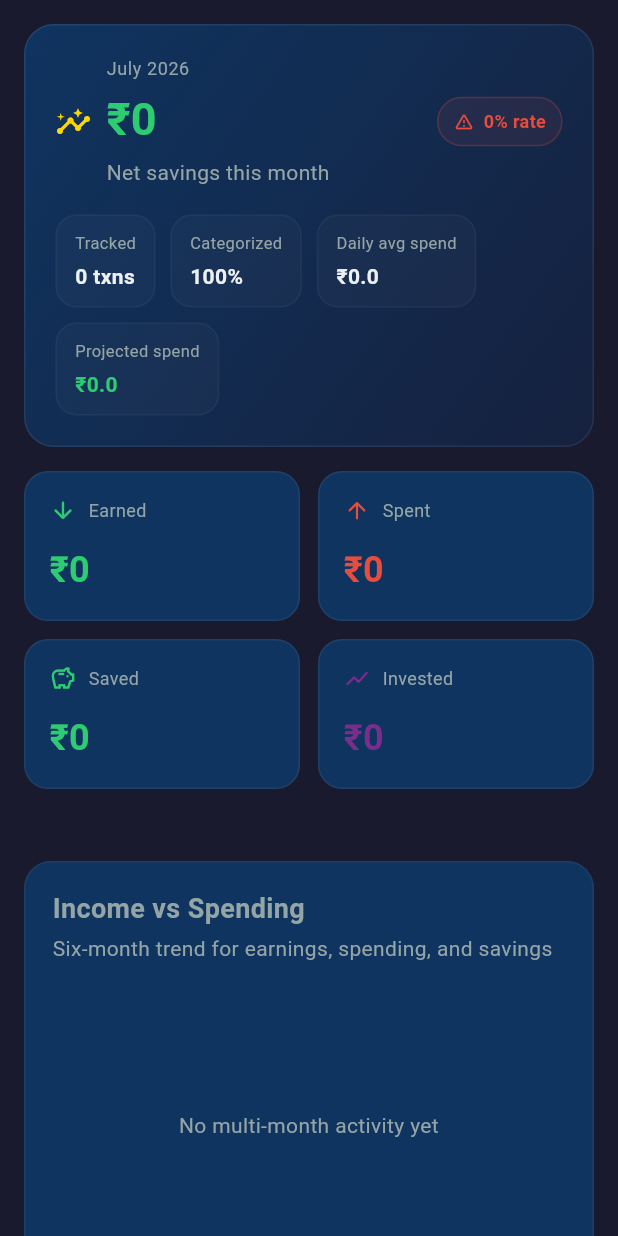
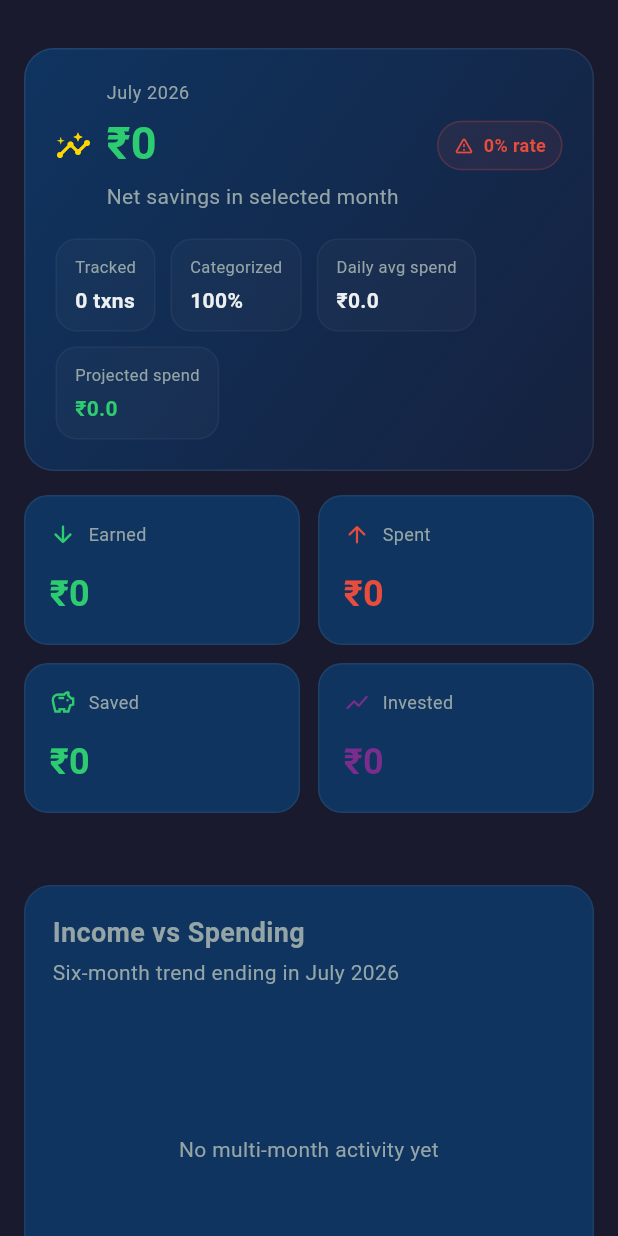
Before and after one commit to maybemnv/Financial-Tracker, a Flutter app: the _DashboardContent widget shown alone on an empty page, opened directly with empty values, on a phone screen of 412 x 824 dp. Run offline on Flutter 3.47's test engine with Material 3 defaults, Android fonts, the phone set to English and light mode, and no system bars; our stand-ins replace fl_chart, flutter_dotenv, flutter_riverpod, supabase_flutter; missing offline and left inert: another_telephony; accounts and stored records are empty; network calls fail.

Commit message:
Sync dashboard to selectable cashflow months

```diff
--- a/lib/core/dashboard_analytics.dart
+++ b/lib/core/dashboard_analytics.dart
@@ -2,6 +2,7 @@ import '../models/transaction.dart';
 
 class DashboardAnalytics {
   DashboardAnalytics({
+    required this.availableMonths,
     required this.currentMonth,
     required this.monthlyTrend,
     required this.dailyFlow,
@@ -11,6 +12,7 @@ class DashboardAnalytics {
     this.latestTransactionAt,
   });
 
+  final List<DateTime> availableMonths;
   final DashboardPeriodSummary currentMonth;
   final List<DashboardMonthlyPoint> monthlyTrend;
   final List<DashboardDailyPoint> dailyFlow;
@@ -21,15 +23,19 @@ class DashboardAnalytics {
 
   static DashboardAnalytics fromTransactions(
     List<Transaction> transactions, {
+    DateTime? focusMonth,
     DateTime? now,
     int monthWindow = 6,
   }) {
     final resolvedNow = now ?? DateTime.now();
-    final monthStart = DateTime(resolvedNow.year, resolvedNow.month);
-    final nextMonthStart = DateTime(resolvedNow.year, resolvedNow.month + 1);
+    final selectedMonth = _monthStart(focusMonth ?? resolvedNow);
+    final monthStart = selectedMonth;
+    final nextMonthStart =
+        DateTime(selectedMonth.year, selectedMonth.month + 1);
+    final availableMonths = monthsForTransactions(transactions);
 
     final currentMonthTransactions = transactions.where((transaction) {
-      final date = transaction.effectiveDate;
+      final date = _monthStart(transaction.effectiveDate);
       return !date.isBefore(monthStart) && date.isBefore(nextMonthStart);
     }).toList()
       ..sort((a, b) => a.effectiveDate.compareTo(b.effectiveDate));
@@ -83,9 +89,10 @@ class DashboardAnalytics {
       ..sort((a, b) => b.amount.compareTo(a.amount));
 
     final dailyFlow = List.generate(
-      _daysInMonth(resolvedNow),
+      _daysInMonth(selectedMonth),
       (index) {
-        final day = DateTime(resolvedNow.year, resolvedNow.month, index + 1);
+        final day =
+            DateTime(selectedMonth.year, selectedMonth.month, index + 1);
         final totals = dailyTotals[day];
         return DashboardDailyPoint(
           day: day,
@@ -98,8 +105,8 @@ class DashboardAnalytics {
     final monthKeys = List.generate(
       monthWindow,
       (index) => DateTime(
-        resolvedNow.year,
-        resolvedNow.month - (monthWindow - index - 1),
+        selectedMonth.year,
+        selectedMonth.month - (monthWindow - index - 1),
       ),
     );
 
@@ -133,13 +140,17 @@ class DashboardAnalytics {
     }).toList();
 
     final savings = monthIncome - monthSpending;
-    final elapsedDays = resolvedNow.day;
+    final elapsedDays = selectedMonth.year == resolvedNow.year &&
+            selectedMonth.month == resolvedNow.month
+        ? resolvedNow.day
+        : _daysInMonth(selectedMonth);
     final double averageDailySpending =
         elapsedDays == 0 ? 0.0 : monthSpending / elapsedDays;
     final double projectedSpending =
-        (averageDailySpending * _daysInMonth(resolvedNow)).toDouble();
+        (averageDailySpending * _daysInMonth(selectedMonth)).toDouble();
 
     return DashboardAnalytics(
+      availableMonths: availableMonths,
       currentMonth: DashboardPeriodSummary(
         month: monthStart,
         income: monthIncome,
@@ -167,6 +178,15 @@ class DashboardAnalytics {
               .map((transaction) => transaction.effectiveDate)
               .reduce((a, b) => a.isAfter(b) ? a : b),
     );
+  }
+
+  static List<DateTime> monthsForTransactions(List<Transaction> transactions) {
+    final months = transactions
+        .map((transaction) => _monthStart(transaction.effectiveDate))
+        .toSet()
+        .toList()
+      ..sort((a, b) => b.compareTo(a));
+    return months;
   }
 }
 
@@ -274,3 +294,5 @@ String _categoryLabel(Transaction transaction) {
 }
 
 int _daysInMonth(DateTime date) => DateTime(date.year, date.month + 1, 0).day;
+
+DateTime _monthStart(DateTime date) => DateTime(date.year, date.month);
--- a/lib/features/dashboard/dashboard_screen.dart
+++ b/lib/features/dashboard/dashboard_screen.dart
@@ -98,7 +98,7 @@ class _DashboardScreenState extends ConsumerState<DashboardScreen>
   }
 }
 
-class _DashboardContent extends ConsumerWidget {
+class _DashboardContent extends ConsumerStatefulWidget {
   const _DashboardContent({
     required this.transactions,
     required this.goals,
@@ -110,10 +110,51 @@ class _DashboardContent extends ConsumerWidget {
   final Future<void> Function() onRefresh;
 
   @override
-  Widget build(BuildContext context, WidgetRef ref) {
-    final analytics = DashboardAnalytics.fromTransactions(transactions);
+  ConsumerState<_DashboardContent> createState() => _DashboardContentState();
+}
+
+class _DashboardContentState extends ConsumerState<_DashboardContent> {
+  DateTime? _selectedMonth;
+
+  DateTime _resolvedSelectedMonth(List<DateTime> availableMonths) {
+    if (_selectedMonth != null &&
+        availableMonths.any((month) => _isSameMonth(month, _selectedMonth!))) {
+      return DateTime(_selectedMonth!.year, _selectedMonth!.month);
+    }
+
+    if (availableMonths.isEmpty) {
+      final now = DateTime.now();
+      return DateTime(now.year, now.month);
+    }
+
+    final now = DateTime.now();
+    final currentMonth = DateTime(now.year, now.month);
+    final previousMonth = DateTime(now.year, now.month - 1);
+
+    if (now.day <= 7 &&
+        availableMonths.any((month) => _isSameMonth(month, previousMonth))) {
+      return previousMonth;
+    }
+    if (availableMonths.any((month) => _isSameMonth(month, currentMonth))) {
+      return currentMonth;
+    }
+    return availableMonths.first;
+  }
+
+  bool _isSameMonth(DateTime left, DateTime right) =>
+      left.year == right.year && left.month == right.month;
+
+  @override
+  Widget build(BuildContext context) {
+    final availableMonths =
+        DashboardAnalytics.monthsForTransactions(widget.transactions);
+    final selectedMonth = _resolvedSelectedMonth(availableMonths);
+    final analytics = DashboardAnalytics.fromTransactions(
+      widget.transactions,
+      focusMonth: selectedMonth,
+    );
     final summary = analytics.currentMonth;
-    final sortedGoals = [...goals]..sort((a, b) {
+    final sortedGoals = [...widget.goals]..sort((a, b) {
         if (a.isEmergencyFund == b.isEmergencyFund) {
           return a.name.compareTo(b.name);
         }
@@ -121,10 +162,16 @@ class _DashboardContent extends ConsumerWidget {
       });
 
     return RefreshIndicator(
-      onRefresh: onRefresh,
+      onRefresh: widget.onRefresh,
       child: ListView(
         padding: const EdgeInsets.all(16),
         children: [
+          _PeriodSelector(
+            selectedMonth: selectedMonth,
+            availableMonths: analytics.availableMonths,
+            onChanged: (month) => setState(() => _selectedMonth = month),
+          ),
+          const SizedBox(height: 16),
           _SnapshotHeroCard(
             summary: summary,
             latestTransactionAt: analytics.latestTransactionAt,
@@ -136,13 +183,15 @@ class _DashboardContent extends ConsumerWidget {
           const SizedBox(height: 24),
           _SectionCard(
             title: 'Income vs Spending',
-            subtitle: 'Six-month trend for earnings, spending, and savings',
+            subtitle:
+                'Six-month trend ending in ${monthTitleFormat.format(selectedMonth)}',
             child: _MonthlyTrendChart(points: analytics.monthlyTrend),
           ),
           const SizedBox(height: 24),
           _SectionCard(
-            title: 'This Month Activity',
-            subtitle: 'Daily income and spending movements',
+            title: 'Daily Activity',
+            subtitle:
+                'Daily income and spending movements for ${monthTitleFormat.format(selectedMonth)}',
             child: _DailyFlowChart(points: analytics.dailyFlow),
           ),
           const SizedBox(height: 24),
@@ -150,7 +199,7 @@ class _DashboardContent extends ConsumerWidget {
             title: 'Spending Mix',
             subtitle: summary.uncategorizedCount > 0
                 ? 'Uncategorized transactions are included so hidden spend stays visible'
-                : 'Current-month spending split by category',
+                : 'Spending split by category for ${monthTitleFormat.format(selectedMonth)}',
             child: _CategoryBreakdown(categories: analytics.spendingCategories),
           ),
           const SizedBox(height: 24),
@@ -158,7 +207,7 @@ class _DashboardContent extends ConsumerWidget {
           const SizedBox(height: 24),
           _ActionItemsSection(
             analytics: analytics,
-            hasEmergencyFund: goals.any((goal) => goal.isEmergencyFund),
+            hasEmergencyFund: widget.goals.any((goal) => goal.isEmergencyFund),
           ),
         ],
       ),
@@ -225,7 +274,7 @@ class _SnapshotHeroCard extends StatelessWidget {
                     ),
                     const SizedBox(height: 4),
                     const Text(
-                      'Net savings this month',
+                      'Net savings in selected month',
                       style: TextStyle(color: AppTheme.textSecondary),
                     ),
                   ],
@@ -278,6 +327,91 @@ class _SnapshotHeroCard extends StatelessWidget {
               ),
             ),
           ],
+        ],
+      ),
+    );
+  }
+}
+
+class _PeriodSelector extends StatelessWidget {
+  const _PeriodSelector({
+    required this.selectedMonth,
+    required this.availableMonths,
+    required this.onChanged,
+  });
+
+  final DateTime selectedMonth;
+  final List<DateTime> availableMonths;
+  final ValueChanged<DateTime> onChanged;
+
+  @override
+  Widget build(BuildContext context) {
+    if (availableMonths.isEmpty) {
+      return const SizedBox.shrink();
+    }
+
+    final selectedIndex = availableMonths.indexWhere(
+      (month) =>
+          month.year == selectedMonth.year &&
+          month.month == selectedMonth.month,
+    );
+    final newerMonth =
+        selectedIndex > 0 ? availableMonths[selectedIndex - 1] : null;
+    final olderMonth =
+        selectedIndex >= 0 && selectedIndex < availableMonths.length - 1
+            ? availableMonths[selectedIndex + 1]
+            : null;
+
+    return Container(
+      padding: const EdgeInsets.symmetric(horizontal: 14, vertical: 10),
+      decoration: BoxDecoration(
+        color: AppTheme.darkCard,
+        borderRadius: BorderRadius.circular(16),
+        border: Border.all(color: Colors.white.withAlpha(14)),
+      ),
+      child: Row(
+        children: [
+          IconButton(
+            onPressed: newerMonth == null ? null : () => onChanged(newerMonth),
+            icon: const Icon(Icons.chevron_left_rounded),
+            tooltip: 'Newer month',
+          ),
+          Expanded(
+            child: Center(
+              child: DropdownButtonHideUnderline(
+                child: DropdownButton<DateTime>(
+                  value: availableMonths.firstWhere(
+                    (month) =>
+                        month.year == selectedMonth.year &&
+                        month.month == selectedMonth.month,
+                  ),
+                  alignment: Alignment.center,
+                  dropdownColor: AppTheme.darkSurface,
+                  style: const TextStyle(
+                    color: AppTheme.textPrimary,
+                    fontSize: 16,
+                    fontWeight: FontWeight.w700,
+                  ),
+                  items: availableMonths
+                      .map(
+                        (month) => DropdownMenuItem<DateTime>(
+                          value: month,
+                          child: Text(monthTitleFormat.format(month)),
+                        ),
+                      )
+                      .toList(),
+                  onChanged: (month) {
+                    if (month != null) onChanged(month);
+                  },
+                ),
+              ),
+            ),
+          ),
+          IconButton(
+            onPressed: olderMonth == null ? null : () => onChanged(olderMonth),
+            icon: const Icon(Icons.chevron_right_rounded),
+            tooltip: 'Older month',
+          ),
         ],
       ),
     );
@@ -944,7 +1078,7 @@ class _ActionItemsSection extends StatelessWidget {
           color: AppTheme.accentGold,
           title: 'Categorize recent spending',
           message:
-              '${summary.uncategorizedCount} current-month transactions are still uncategorized, so category insights are less accurate than they should be.',
+              '${summary.uncategorizedCount} selected-month transactions are still uncategorized, so category insights are less accurate than they should be.',
         ),
       );
     }
@@ -968,7 +1102,7 @@ class _ActionItemsSection extends StatelessWidget {
           color: AppTheme.redAccent,
           title: 'Spending pace is running hot',
           message:
-              'At the current daily pace, projected spending is ${currencyFormat.format(summary.projectedSpending)}, which is above this month\'s income.',
+              'At the current daily pace, projected spending is ${currencyFormat.format(summary.projectedSpending)}, which is above the selected month\'s income.',
         ),
       );
     } else if (summary.income > 0) {
```
Also changed, not shown: 1 other file.
